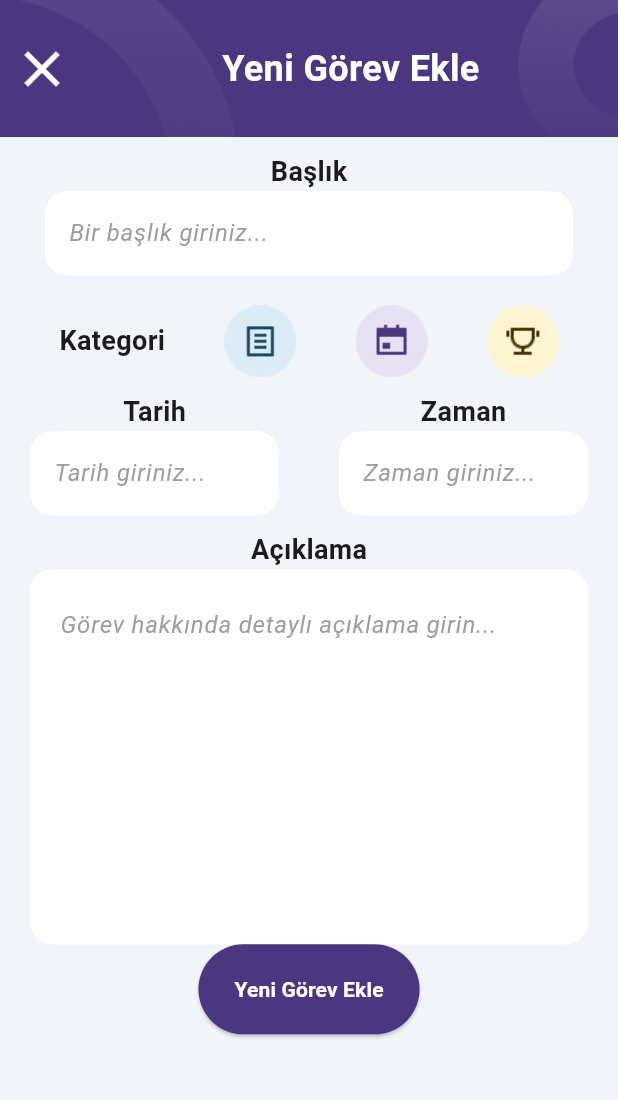
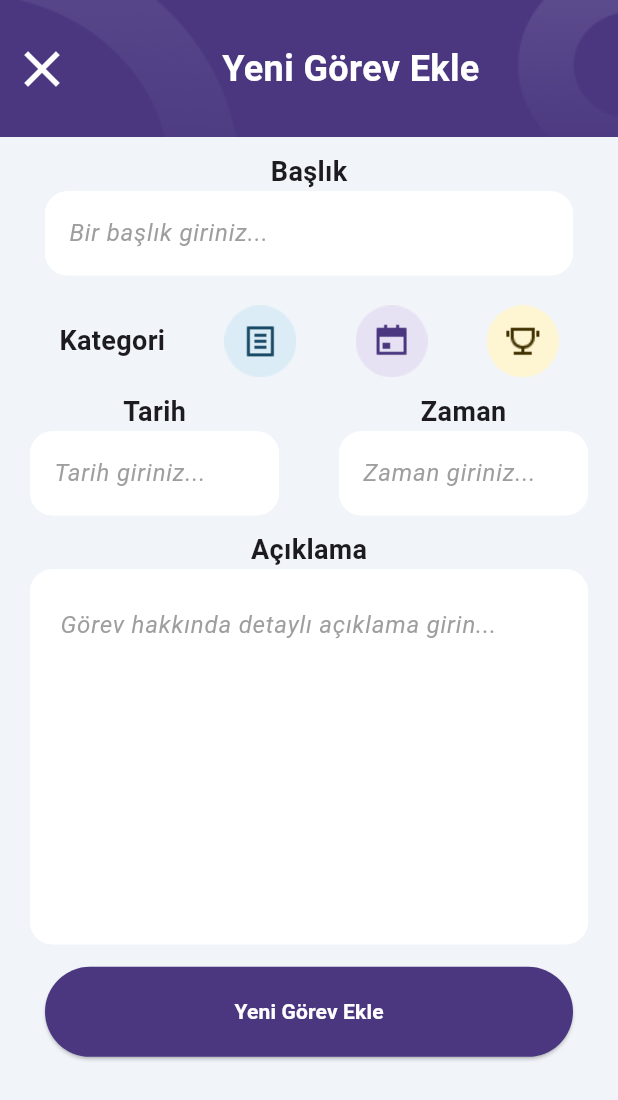
Before and after one commit to IbrahimSenates/todo-app, a Flutter app: the screen it shows after launch, after a tap on "Yeni Görev Ekle", on a phone screen of 412 x 824 dp. Shown: the top 1100 px of the screen. Run offline on Flutter 3.47's test engine with Material 3 defaults, Android fonts, the phone set to English and light mode, and no system bars; our stand-ins replace hexcolor, isar; accounts and stored records are empty; generated files the repository leaves out were written again.

Commit message:
task screen ui

```diff
--- a/lib/screens/add_new_task.dart
+++ b/lib/screens/add_new_task.dart
@@ -83,6 +83,8 @@ class _AddNewTaskScreenState extends State<AddNewTaskScreen> {
                   ],
                 ),
               ),
+
+              //Başlık alanı
               Padding(
                 padding: const EdgeInsets.only(top: 10),
                 child: Text(
@@ -117,6 +119,8 @@ class _AddNewTaskScreenState extends State<AddNewTaskScreen> {
                   ),
                 ),
               ),
+
+              //Kategori alanı
               Padding(
                 padding: const EdgeInsets.only(top: 20),
                 child: Row(
@@ -177,6 +181,8 @@ class _AddNewTaskScreenState extends State<AddNewTaskScreen> {
                   ],
                 ),
               ),
+
+              //Tarih zaman alanı
               Padding(
                 padding: const EdgeInsets.only(top: 10),
                 child: Row(
@@ -194,6 +200,8 @@ class _AddNewTaskScreenState extends State<AddNewTaskScreen> {
                   ],
                 ),
               ),
+
+              //Açıklama alanı
               Padding(
                 padding: const EdgeInsets.only(top: 10),
                 child: Text(
@@ -241,9 +249,11 @@ class _AddNewTaskScreenState extends State<AddNewTaskScreen> {
                 ),
               ),
 
-              Positioned(
-                right: 0,
-                left: 0,
+              Padding(
+                padding: const EdgeInsets.only(top: 15, right: 30, left: 30),
+                child: SizedBox(
+                  width: double.infinity,
+
                   child: ElevatedButton(
                     style: ButtonStyle(
                       backgroundColor: WidgetStateProperty.all(
@@ -283,6 +293,7 @@ class _AddNewTaskScreenState extends State<AddNewTaskScreen> {
                     ),
                   ),
                 ),
+              ),
             ],
           ),
         ),
--- a/lib/screens/home.dart
+++ b/lib/screens/home.dart
@@ -2,12 +2,9 @@ import "package:flutter/material.dart";
 import "package:hexcolor/hexcolor.dart";
 import "package:todo_app_2/constants/color.dart";
 import "package:todo_app_2/service/data_base_service.dart";
-
 import "package:todo_app_2/widgets/header_widget.dart";
 import "package:todo_app_2/screens/add_new_task.dart";
 import "package:todo_app_2/widgets/todo_list_column.dart";
-
-import "package:todo_app_2/widgets/todoitem.dart";
 
 class HomeScreen extends StatefulWidget {
   const HomeScreen({super.key});
--- a/lib/widgets/todo_list_column.dart
+++ b/lib/widgets/todo_list_column.dart
@@ -31,7 +31,7 @@ class _TodoListColumnState extends State<TodoListColumn> {
         child: Center(
           child: widget.showCompleted
               ? Text(
-                  "Bitirilmemiş görev yok",
+                  "Bitirilmiş görev yok",
                   style: TextStyle(
                     fontSize: 18,
                     fontWeight: FontWeight.bold,
```
Also changed, not shown: lib/screens/task_screen.dart (+82 -8 lines), 1 other file. Lines whose indentation alone changed are shown as unchanged.
